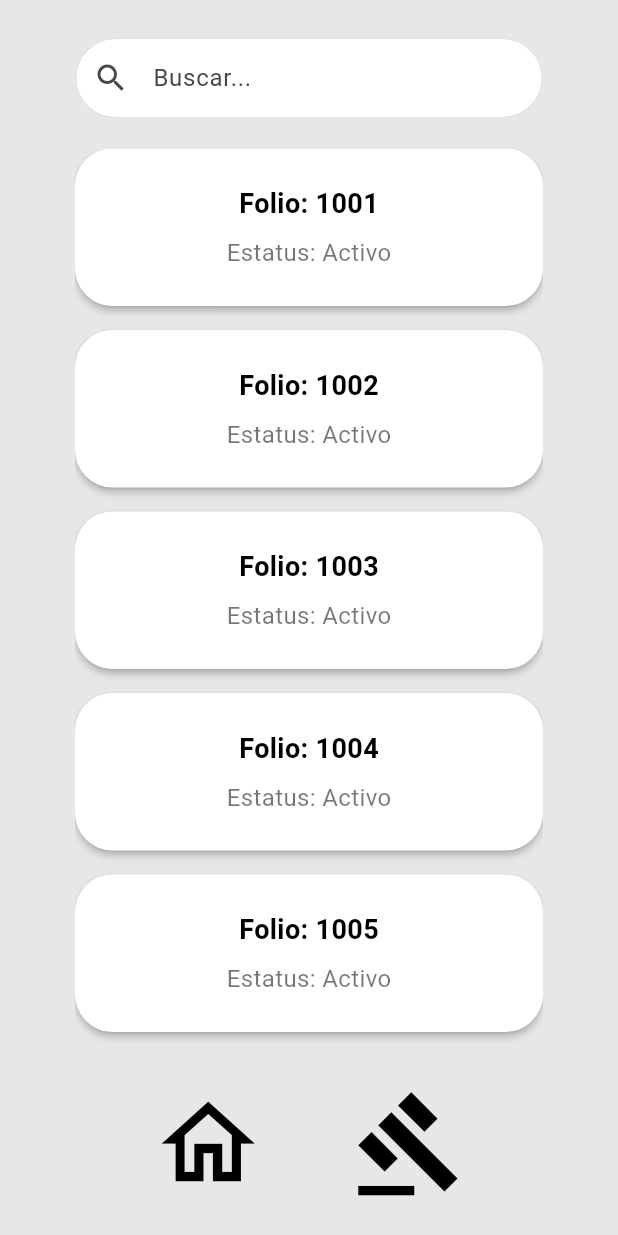
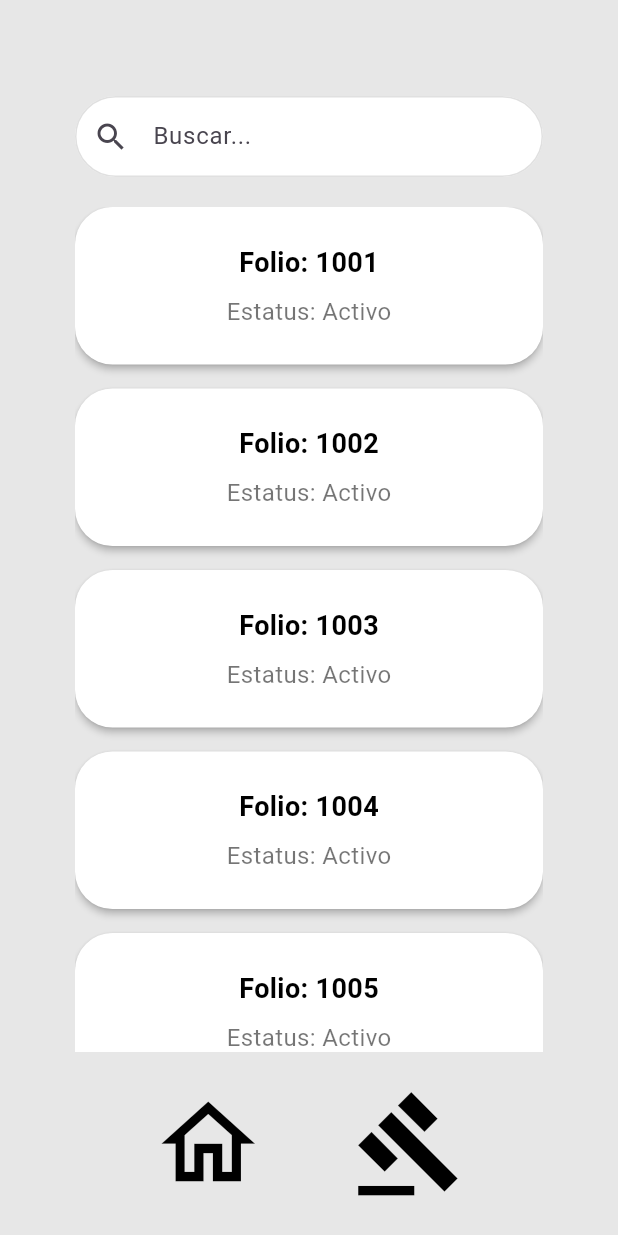
Before and after one commit to NaoSaan/Heimdall_Mobile, a Flutter app: the CondenasScreen screen opened directly with empty values, after a tap on the "library books" icon, on a phone screen of 412 x 824 dp. Run offline on Flutter 3.47's test engine with Material 3 defaults, Android fonts, the phone set to English and light mode, and no system bars.

Commit message:
Segundo plano y cambios en redirecciones

```diff
--- a/lib/views/condenas.dart
+++ b/lib/views/condenas.dart
@@ -12,19 +12,15 @@
   @override
   Widget build(BuildContext context) {
     final agente = ModalRoute.of(context)!.settings.arguments as String;
-    // Reemplazamos el Placeholder con el Scaffold que contiene el diseño.
+
     return Scaffold(
       resizeToAvoidBottomInset: false,
-      // Se aplica el color de fondo solicitado.
       backgroundColor: const Color(0xFFe7e7e7),
       body: SafeArea(
-        child: Padding(
-          // Se aumenta el padding horizontal.
-          padding: const EdgeInsets.symmetric(horizontal: 3.0),
         child: Column(
           children: [
             Padding(
-              padding: const EdgeInsets.all(16.0),
+              padding: const EdgeInsets.only(right: 16.0, top: 16.0),
               child: Row(
                 mainAxisAlignment: MainAxisAlignment.end,
                 children: [
@@ -39,6 +35,12 @@
               ),
             ),
 
+            // --- Contenido principal ---
+            Expanded(
+              child: Padding(
+                padding: const EdgeInsets.symmetric(horizontal: 50.0),
+                child: Column(
+                  children: [
                     const SizedBox(height: 20),
                     // --- Barra de Búsqueda ---
                     TextField(
@@ -50,7 +52,7 @@
                         contentPadding: const EdgeInsets.symmetric(vertical: 15.0),
                         border: OutlineInputBorder(
                           borderRadius: BorderRadius.circular(30.0),
-                    borderSide: BorderSide.none, // Sin borde visible
+                          borderSide: BorderSide.none,
                         ),
                         enabledBorder: OutlineInputBorder(
                           borderRadius: BorderRadius.circular(30.0),
@@ -58,7 +60,6 @@
                         ),
                         focusedBorder: OutlineInputBorder(
                           borderRadius: BorderRadius.circular(30.0),
-                    // Se cambia el color del borde al estar seleccionado a negro.
                           borderSide: const BorderSide(color: Colors.black),
                         ),
                       ),
@@ -68,18 +69,9 @@
                     // --- Lista de Tarjetas ---
                     Expanded(
                       child: ListView.builder(
-                  itemCount: 7, // Número de tarjetas a mostrar
+                        itemCount: 7,
                         itemBuilder: (context, index) {
-                    // Datos de ejemplo para cada tarjeta
-                    final ids = [
-                      "0001",
-                      "0002",
-                      "0003",
-                      "0004",
-                      "0005",
-                      "0006",
-                      "0007",
-                    ];
+                          final ids = ["0001","0002","0003","0004","0005","0006","0007"];
                           return InfoCard(
                             id: ids[index],
                             asunto: 'Asunto',
@@ -96,26 +88,20 @@
                       child: Row(
                         mainAxisAlignment: MainAxisAlignment.spaceEvenly,
                         children: [
-                    // Botón de Inicio (Home)
                           IconButton(
                             icon: const Icon(Icons.home_outlined),
                             iconSize: 75.0,
-                      // Se cambia el color del ícono a negro.
                             color: Colors.black,
                             onPressed: () {
-                        // Acción para el botón de inicio (no funcional por ahora)
                               Navigator.pushNamed(context, '/menu', arguments: agente);
                             },
                           ),
-                    // Botón de Lista (List)
                           IconButton(
                             icon: const Icon(Icons.library_books_outlined),
                             iconSize: 75.0,
-                      // Se cambia el color del ícono a negro.
                             color: Colors.black,
                             onPressed: () {
-                        Navigator.pushNamed(context, '/informes');
-                        // Acción para el botón de lista (no funcional por ahora)
+                              Navigator.pushNamed(context, '/informes', arguments: agente);
                             },
                           ),
                         ],
@@ -125,33 +111,34 @@
                 ),
               ),
             ),
+          ],
+        ),
+      ),
     );
   }
 }
 
 // --- Widget para la Tarjeta de Información ---
-// Lo mantenemos como un widget separado para mayor claridad y reutilización.
 class InfoCard extends StatelessWidget {
   final String id;
   final String asunto;
-  final String curp; // Se añade el campo para la CURP
+  final String curp;
   final String estatus;
 
   const InfoCard({
     super.key,
     required this.id,
     required this.asunto,
-    required this.curp, // Se añade al constructor
+    required this.curp,
     required this.estatus,
   });
 
   @override
   Widget build(BuildContext context) {
     return Card(
-      elevation: 2.0, // Sombra sutil
+      elevation: 2.0,
       margin: const EdgeInsets.only(bottom: 12.0),
       shape: RoundedRectangleBorder(borderRadius: BorderRadius.circular(30.0)),
-      // Se establece explícitamente el color de fondo de la tarjeta a blanco.
       color: Colors.white,
       child: Padding(
         padding: const EdgeInsets.symmetric(horizontal: 20.0, vertical: 18.0),
@@ -163,11 +150,9 @@
               style: const TextStyle(
                 fontWeight: FontWeight.bold,
                 fontSize: 16,
-                // Se establece el color del texto a negro.
                 color: Colors.black,
               ),
             ),
-            // Se reemplaza el Text por una Column para apilar el asunto y la CURP.
             Column(
               crossAxisAlignment: CrossAxisAlignment.center,
               children: [
@@ -175,15 +160,13 @@
                   asunto,
                   style: const TextStyle(
                     fontSize: 16,
-                    // Se establece el color del texto a negro.
                     color: Colors.black,
                   ),
                 ),
                 Text(
                   curp,
                   style: const TextStyle(
-                    fontSize: 14, // Fuente ligeramente más pequeña para la CURP
-                    // Se establece el color del texto a negro.
+                    fontSize: 14,
                     color: Colors.black,
                   ),
                 ),
@@ -193,7 +176,6 @@
               estatus,
               style: const TextStyle(
                 fontSize: 16,
-                // Se establece el color del texto a negro.
                 color: Colors.black,
               ),
             ),
--- a/lib/views/informes.dart
+++ b/lib/views/informes.dart
@@ -11,12 +11,34 @@
 class _InformesScreenState extends State<InformesScreen> {
   @override
   Widget build(BuildContext context) {
+    final agente = ModalRoute.of(context)!.settings.arguments as String;
+
     return Scaffold(
       resizeToAvoidBottomInset: false,
       backgroundColor: const Color(0xFFe7e7e7),
       body: SafeArea(
+        child: Column(
+          children: [
+            // --- Texto del agente fuera del padding general ---
+            Padding(
+              padding: const EdgeInsets.only(right: 16.0, top: 16.0),
+              child: Row(
+                mainAxisAlignment: MainAxisAlignment.end,
+                children: [
+                  Text(
+                    agente,
+                    style: const TextStyle(
+                      fontSize: 16,
+                      fontWeight: FontWeight.bold,
+                    ),
+                  ),
+                ],
+              ),
+            ),
+
+            // --- Contenido principal ---
+            Expanded(
               child: Padding(
-          // 2. REDUCIMOS EL PADDING PARA HACER LAS TARJETAS MÁS ANCHAS
                 padding: const EdgeInsets.symmetric(horizontal: 50.0),
                 child: Column(
                   children: [
@@ -50,11 +72,9 @@
                       child: ListView.builder(
                         itemCount: 7,
                         itemBuilder: (context, index) {
-                    // Pasamos datos de ejemplo a la tarjeta
                           return InfoCard(
                             folio: 'Folio: ${1001 + index}',
-                      estatus:
-                          'Estatus: Activo', // Cambiamos el nombre del parámetro
+                            estatus: 'Estatus: Activo',
                           );
                         },
                       ),
@@ -71,7 +91,11 @@
                             iconSize: 75.0,
                             color: Colors.black,
                             onPressed: () {
-                        Navigator.pushNamed(context, '/menu');
+                              Navigator.pushNamed(
+                                context,
+                                '/menu',
+                                arguments: agente,
+                              );
                             },
                           ),
                           IconButton(
@@ -79,7 +103,11 @@
                             iconSize: 75.0,
                             color: Colors.black,
                             onPressed: () {
-                        Navigator.pushNamed(context, '/condenas');
+                              Navigator.pushNamed(
+                                context,
+                                '/condenas',
+                                arguments: agente,
+                              );
                             },
                           ),
                         ],
@@ -89,14 +117,16 @@
                 ),
               ),
             ),
+          ],
+        ),
+      ),
     );
   }
 }
 
-// --- Widget para la Tarjeta de Información (MODIFICADO) ---
+// --- Widget para la Tarjeta de Información ---
 class InfoCard extends StatelessWidget {
   final String folio;
-  // Cambiamos 'asunto' por 'estatus' para que coincida con la imagen
   final String estatus;
 
   const InfoCard({super.key, required this.folio, required this.estatus});
@@ -110,7 +140,6 @@
       color: Colors.white,
       child: Padding(
         padding: const EdgeInsets.symmetric(vertical: 24.0),
-        // Alineamos el texto en columna centrada
         child: Column(
           children: [
             Text(
@@ -121,7 +150,7 @@
                 color: Colors.black,
               ),
             ),
-            const SizedBox(height: 8), // Espacio entre los textos
+            const SizedBox(height: 8),
             Text(
               estatus,
               style: const TextStyle(fontSize: 16, color: Colors.black54),
--- /dev/null
+++ b/lib/views/secondplane.dart
@@ -0,0 +1,51 @@
+import 'package:flutter/material.dart';
+import '../main.dart';
+import 'loadpage.dart';
+
+class SecondPlaneHandler extends StatefulWidget {
+  final Widget child;
+
+  const SecondPlaneHandler({super.key, required this.child});
+
+  @override
+  State<SecondPlaneHandler> createState() => _SecondPlaneHandlerState();
+}
+
+class _SecondPlaneHandlerState extends State<SecondPlaneHandler> with WidgetsBindingObserver {
+  DateTime? _pausedTime;
+
+  @override
+  void initState() {
+    super.initState();
+    WidgetsBinding.instance.addObserver(this);
+  }
+
+  @override
+  void dispose() {
+    WidgetsBinding.instance.removeObserver(this);
+    super.dispose();
+  }
+
+  @override
+  void didChangeAppLifecycleState(AppLifecycleState state) {
+    if (state == AppLifecycleState.paused) {
+      _pausedTime = DateTime.now();
+    } else if (state == AppLifecycleState.resumed) {
+      if (_pausedTime != null) {
+        final difference = DateTime.now().difference(_pausedTime!).inSeconds;
+        if (difference > 10) {
+          // Usar navigatorKey para reiniciar la app
+          navigatorKey.currentState?.pushNamedAndRemoveUntil(
+            Loadpage.routeName,
+            (route) => false,
+          );
+        }
+      }
+    }
+  }
+
+  @override
+  Widget build(BuildContext context) {
+    return widget.child;
+  }
+}
```
Also changed, not shown: lib/main.dart (+9 -2 lines), lib/views/condenasciu.dart (+8 -9 lines). Lines whose indentation alone changed are shown as unchanged.
